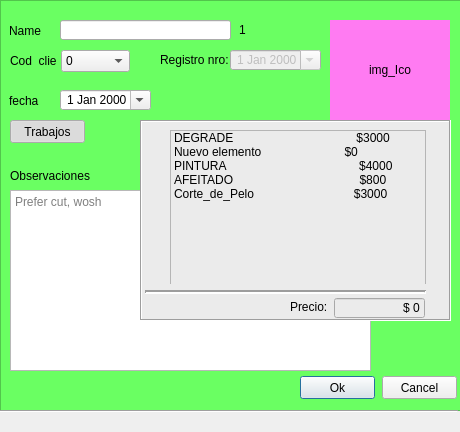
Old version of the form Reserv.ui in the repository Fernandez-Miguel-A/Gestor_remake.
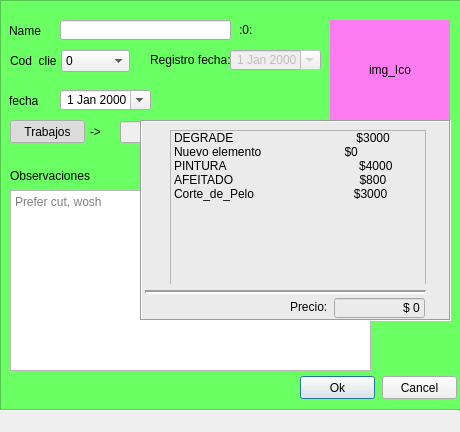
New version of the form.

Commit message:
Formulario_Reserv
Actualizacion del "Formulario",
Regenerando "Formulario" para PySide6.

Patch:
```diff
--- a/Reserv.ui
+++ b/Reserv.ui
@@ -38,14 +38,14 @@
   <widget class="Line" name="line">
    <property name="geometry">
     <rect>
-     <x>-3</x>
-     <y>403</y>
-     <width>461</width>
+     <x>0</x>
+     <y>402</y>
+     <width>460</width>
      <height>16</height>
     </rect>
    </property>
    <property name="orientation">
-    <enum>Qt::Horizontal</enum>
+    <enum>Qt::Orientation::Horizontal</enum>
    </property>
   </widget>
   <widget class="QFrame" name="color_fr">
@@ -61,10 +61,10 @@
     <string notr="true">background-color: rgb(106, 255, 98);</string>
    </property>
    <property name="frameShape">
-    <enum>QFrame::StyledPanel</enum>
+    <enum>QFrame::Shape::StyledPanel</enum>
    </property>
    <property name="frameShadow">
-    <enum>QFrame::Raised</enum>
+    <enum>QFrame::Shadow::Raised</enum>
    </property>
   </widget>
   <widget class="QComboBox" name="cod_Clie_cmb">
@@ -126,7 +126,7 @@
     <string>img_Ico</string>
    </property>
    <property name="alignment">
-    <set>Qt::AlignCenter</set>
+    <set>Qt::AlignmentFlag::AlignCenter</set>
    </property>
   </widget>
   <widget class="QLineEdit" name="name_txt">
@@ -204,10 +204,10 @@
     <string notr="true">background-color: rgb(235, 235, 235);</string>
    </property>
    <property name="frameShape">
-    <enum>QFrame::Box</enum>
+    <enum>QFrame::Shape::Box</enum>
    </property>
    <property name="frameShadow">
-    <enum>QFrame::Sunken</enum>
+    <enum>QFrame::Shadow::Sunken</enum>
    </property>
    <widget class="QListWidget" name="trab_listW">
     <property name="geometry">
@@ -272,7 +272,7 @@
      <number>2</number>
     </property>
     <property name="orientation">
-     <enum>Qt::Horizontal</enum>
+     <enum>Qt::Orientation::Horizontal</enum>
     </property>
    </widget>
    <widget class="QLabel" name="precio_l">
@@ -301,7 +301,7 @@
      <string>$ 0</string>
     </property>
     <property name="alignment">
-     <set>Qt::AlignRight|Qt::AlignTrailing|Qt::AlignVCenter</set>
+     <set>Qt::AlignmentFlag::AlignRight|Qt::AlignmentFlag::AlignTrailing|Qt::AlignmentFlag::AlignVCenter</set>
     </property>
     <property name="readOnly">
      <bool>true</bool>
@@ -343,14 +343,14 @@
   <widget class="QLabel" name="reg_nro_l">
    <property name="geometry">
     <rect>
-     <x>160</x>
+     <x>150</x>
      <y>50</y>
-     <width>71</width>
+     <width>81</width>
      <height>20</height>
     </rect>
    </property>
    <property name="text">
-    <string>Registro nro:</string>
+    <string>Registro fecha:</string>
    </property>
   </widget>
   <widget class="QDateEdit" name="reg_date">
@@ -366,7 +366,7 @@
     </rect>
    </property>
    <property name="alignment">
-    <set>Qt::AlignRight|Qt::AlignTrailing|Qt::AlignVCenter</set>
+    <set>Qt::AlignmentFlag::AlignRight|Qt::AlignmentFlag::AlignTrailing|Qt::AlignmentFlag::AlignVCenter</set>
    </property>
    <property name="calendarPopup">
     <bool>true</bool>
@@ -398,7 +398,7 @@
     </rect>
    </property>
    <property name="alignment">
-    <set>Qt::AlignRight|Qt::AlignTrailing|Qt::AlignVCenter</set>
+    <set>Qt::AlignmentFlag::AlignRight|Qt::AlignmentFlag::AlignTrailing|Qt::AlignmentFlag::AlignVCenter</set>
    </property>
    <property name="calendarPopup">
     <bool>true</bool>
@@ -414,7 +414,39 @@
     </rect>
    </property>
    <property name="text">
-    <string>1</string>
+    <string>:0:</string>
+   </property>
+  </widget>
+  <widget class="QLabel" name="label">
+   <property name="geometry">
+    <rect>
+     <x>90</x>
+     <y>124</y>
+     <width>49</width>
+     <height>16</height>
+    </rect>
+   </property>
+   <property name="text">
+    <string>-&gt;</string>
+   </property>
+  </widget>
+  <widget class="QLineEdit" name="lineEdit">
+   <property name="enabled">
+    <bool>false</bool>
+   </property>
+   <property name="geometry">
+    <rect>
+     <x>120</x>
+     <y>121</y>
+     <width>201</width>
+     <height>22</height>
+    </rect>
+   </property>
+   <property name="text">
+    <string>$ 0</string>
+   </property>
+   <property name="alignment">
+    <set>Qt::AlignmentFlag::AlignRight|Qt::AlignmentFlag::AlignTrailing|Qt::AlignmentFlag::AlignVCenter</set>
    </property>
   </widget>
   <zorder>color_fr</zorder>
@@ -427,7 +459,6 @@
   <zorder>cod_clie_l</zorder>
   <zorder>Obs_l</zorder>
   <zorder>ok_btn</zorder>
-  <zorder>Trabajos_fr</zorder>
   <zorder>Trab_btn</zorder>
   <zorder>fecha</zorder>
   <zorder>reg_nro_l</zorder>
@@ -435,6 +466,9 @@
   <zorder>cancel_btn</zorder>
   <zorder>work_date</zorder>
   <zorder>id_l</zorder>
+  <zorder>label</zorder>
+  <zorder>lineEdit</zorder>
+  <zorder>Trabajos_fr</zorder>
  </widget>
  <tabstops>
   <tabstop>ok_btn</tabstop>
```
Left out of the diff: 16 changed lines with no effect on the pictures. The commit also changes 1 other file.
